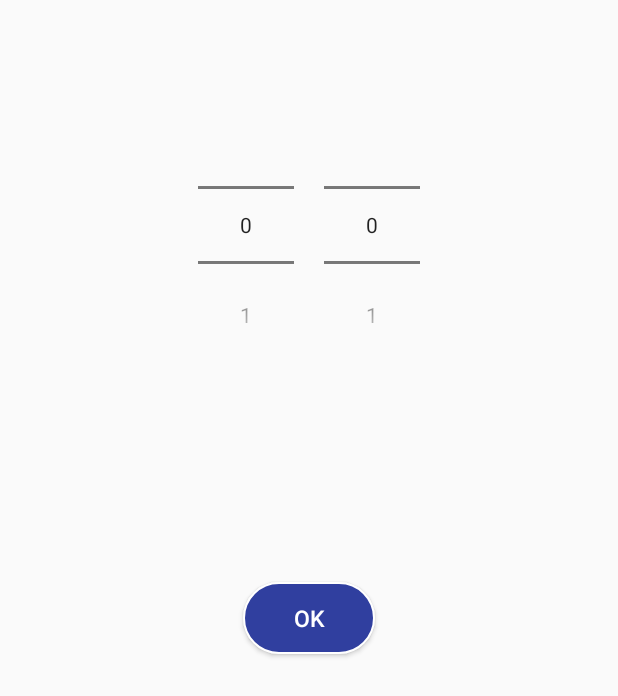
After one commit to thirry/Fubiz, an Android app: the SettingCountdownActivity screen opened directly, with no data from a screen before it, on a phone screen of 412 x 824 dp. The commit adds this screen. Shown: the top 696 px of the screen. Run offline under Robolectric (Android 15) with nearby library versions, the phone set to English and light mode, and no system bars; our stand-ins replace ButterKnife.

Commit message:
add setting countdown feature

```diff
--- a/app/build.gradle
+++ b/app/build.gradle
@@ -42,4 +42,5 @@ dependencies {
 
 
 
+
 apply plugin: 'com.google.gms.google-services'
--- /dev/null
+++ b/app/src/main/java/com/ev/gone/fubiz/Views/SettingCountdownActivity.java
@@ -0,0 +1,67 @@
+package com.ev.gone.fubiz.Views;
+
+import android.content.Intent;
+import android.support.v7.app.AppCompatActivity;
+import android.os.Bundle;
+
+import com.ev.gone.fubiz.R;
+
+import android.support.v7.app.AppCompatActivity;
+import android.os.Bundle;
+import android.view.View;
+import android.widget.Button;
+import android.widget.EditText;
+import android.widget.NumberPicker;
+import android.widget.Toast;
+
+import butterknife.BindView;
+import butterknife.ButterKnife;
+
+public class SettingCountdownActivity extends AppCompatActivity {
+
+    @BindView(R.id.btnOK)
+    Button btnOK;
+
+    @BindView(R.id.npHours)
+    NumberPicker npHours = null;
+
+    @BindView(R.id.npMinutes)
+    NumberPicker npMinutes = null;
+
+
+    private long minutes;
+
+    @Override
+    protected void onCreate(Bundle savedInstanceState) {
+        super.onCreate(savedInstanceState);
+        setContentView(R.layout.activity_setting_countdown);
+        ButterKnife.bind(this);
+
+//Set values picker hours
+        npHours.setMaxValue(12);
+        npHours.setMinValue(0);
+        npHours.setWrapSelectorWheel(false);
+
+//Set values picker minutes
+        npMinutes.setMaxValue(60);
+        npMinutes.setMinValue(0);
+        npMinutes.setWrapSelectorWheel(false);
+
+
+        btnOK.setOnClickListener(new View.OnClickListener() {
+            @Override
+            public void onClick(View view) {
+                Intent intent = new Intent(SettingCountdownActivity.this, CountdownActivity.class);
+                try {
+
+                    minutes = npHours.getValue() * 60 + npMinutes.getValue();
+                    intent.putExtra("minutes", minutes);
+                    startActivity(intent);
+                    finish();
+                } catch (Exception ex) {
+                    Toast.makeText(SettingCountdownActivity.this, "Please input here a minutes", Toast.LENGTH_SHORT).show();
+                }
+            }
+        });
+    }
+}
--- a/app/src/main/res/layout/activity_countdown.xml
+++ b/app/src/main/res/layout/activity_countdown.xml
@@ -18,7 +18,7 @@
     <ProgressBar
         android:id="@+id/progressBarCircle"
         style="?android:attr/progressBarStyleHorizontal"
-        android:layout_width="260dp"
+        android:layout_width="250dp"
         android:layout_height="0dp"
         android:layout_weight="3"
         android:layout_gravity="center"
--- /dev/null
+++ b/app/src/main/res/layout/activity_setting_countdown.xml
@@ -0,0 +1,49 @@
+<?xml version="1.0" encoding="utf-8"?>
+<RelativeLayout xmlns:android="http://schemas.android.com/apk/res/android"
+    xmlns:app="http://schemas.android.com/apk/res-auto"
+    xmlns:tools="http://schemas.android.com/tools"
+    android:layout_width="match_parent"
+    android:layout_height="match_parent"
+    tools:context="com.ev.gone.fubiz.Views.SettingCountdownActivity">
+
+
+    <LinearLayout
+        android:layout_width="match_parent"
+        android:layout_height="wrap_content"
+        android:gravity="center"
+        android:layout_marginTop="60dp"
+        >
+
+        <NumberPicker
+            android:id="@+id/npHours"
+            android:layout_width="wrap_content"
+            android:layout_height="wrap_content">
+
+        </NumberPicker>
+
+
+        <NumberPicker
+            android:id="@+id/npMinutes"
+            android:layout_width="wrap_content"
+            android:layout_height="wrap_content"
+            android:layout_toRightOf="@+id/npHours"
+            android:layout_marginLeft="20dp">
+
+        </NumberPicker>
+
+    </LinearLayout>
+
+    <Button
+        android:id="@+id/btnOK"
+        android:layout_width="wrap_content"
+        android:layout_height="wrap_content"
+        android:text="OK"
+        android:layout_centerInParent="true"
+        android:background="@drawable/button_countdown"
+        android:textColor="@color/white"
+        android:textSize="15dp"
+        />
+
+
+
+</RelativeLayout>
```
Also changed, not shown: app/src/main/AndroidManifest.xml (+7 -5 lines), app/src/main/java/com/ev/gone/fubiz/Views/AlphaActivity.java (+12 -4 lines), app/src/main/java/com/ev/gone/fubiz/Views/CountdownActivity.java (+9 -15 lines).
